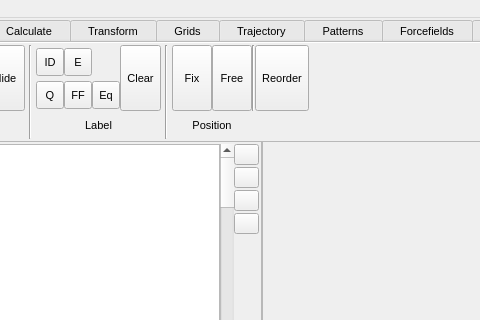
trisyoungs/aten, file src/gui/mainwindow.ui: the form before one commit; both pictures show x 189 to 669 and y 0 to 320 of the 1247 by 737 pixel window.
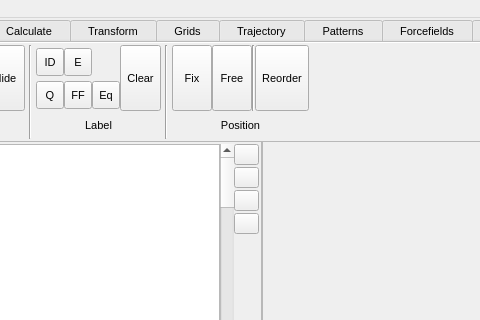
The form after the commit. The open tabs and pages were chosen to show the change. Icons and pictures are not drawn. Custom widgets are drawn as their Qt base class.

The edit to the form file:
```diff
--- a/src/gui/mainwindow.ui
+++ b/src/gui/mainwindow.ui
@@ -7503,25 +7503,6 @@
             </property>
            </widget>
           </item>
-          <item row="1" column="0" colspan="2">
-           <widget class="QLabel" name="label_75">
-            <property name="sizePolicy">
-             <sizepolicy hsizetype="Minimum" vsizetype="Minimum">
-              <horstretch>0</horstretch>
-              <verstretch>0</verstretch>
-             </sizepolicy>
-            </property>
-            <property name="frameShape">
-             <enum>QFrame::NoFrame</enum>
-            </property>
-            <property name="text">
-             <string>Position</string>
-            </property>
-            <property name="alignment">
-             <set>Qt::AlignCenter</set>
-            </property>
-           </widget>
-          </item>
           <item row="0" column="2">
            <widget class="Line" name="line_5">
             <property name="orientation">
@@ -7583,6 +7564,25 @@
             </property>
            </widget>
           </item>
+          <item row="1" column="0" colspan="4">
+           <widget class="QLabel" name="label_75">
+            <property name="sizePolicy">
+             <sizepolicy hsizetype="Minimum" vsizetype="Minimum">
+              <horstretch>0</horstretch>
+              <verstretch>0</verstretch>
+             </sizepolicy>
+            </property>
+            <property name="frameShape">
+             <enum>QFrame::NoFrame</enum>
+            </property>
+            <property name="text">
+             <string>Position</string>
+            </property>
+            <property name="alignment">
+             <set>Qt::AlignCenter</set>
+            </property>
+           </widget>
+          </item>
          </layout>
         </item>
         <item>
```
Left out of the diff: 14 changed lines with no effect on the pictures.
